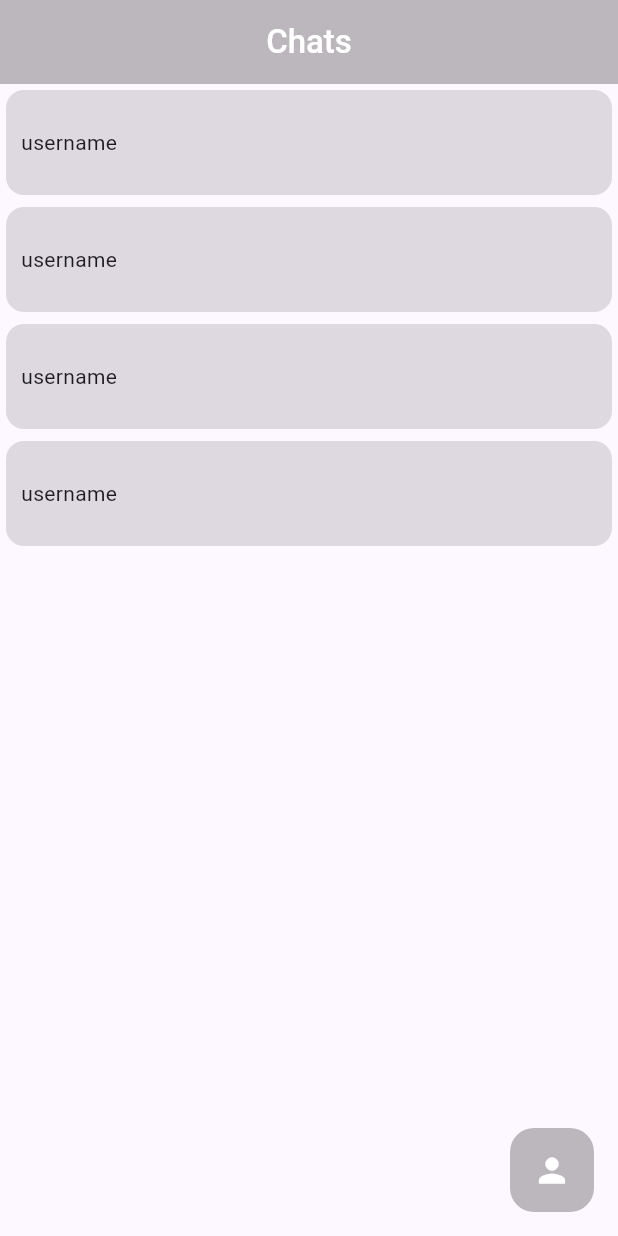
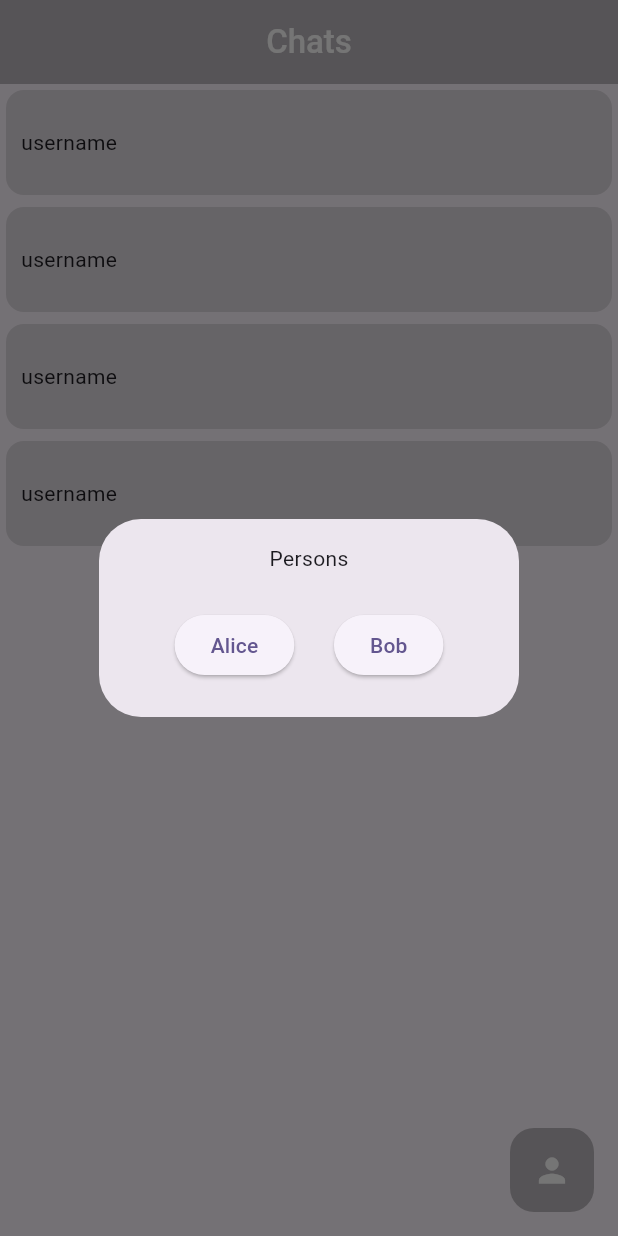
Before and after one commit to Matvey0808/flutter-realtime-chat, a Flutter app: the screen it shows after launch, after a tap on the "person" icon, on a phone screen of 412 x 824 dp. Run offline on Flutter 3.47's test engine with Material 3 defaults, Android fonts, the phone set to English and light mode, and no system bars.

Commit message:
add PersonAddDialog for selecting user

```diff
--- a/lib/src/features/home/presentation/pages/home_page.dart
+++ b/lib/src/features/home/presentation/pages/home_page.dart
@@ -1,5 +1,6 @@
 import 'package:flutter/material.dart';
 import 'package:flutter_realtime_chat/src/features/home/presentation/widgets/chat_card_widget.dart';
+import 'package:flutter_realtime_chat/src/features/home/presentation/widgets/person_add_dialog_widget.dart';
 
 class HomePage extends StatelessWidget {
   const HomePage({super.key});
@@ -31,7 +32,9 @@ class HomePage extends StatelessWidget {
         backgroundColor: Colors.black26,
         elevation: 0,
         highlightElevation: 0,
-        onPressed: () {},
+        onPressed: () {
+          showDialogPersonAdd(context);
+        },
         child: Icon(Icons.person, size: 26, color: Colors.white),
       ),
     );
--- /dev/null
+++ b/lib/src/features/home/presentation/widgets/person_add_dialog_widget.dart
@@ -0,0 +1,39 @@
+import 'package:flutter/material.dart';
+
+void showDialogPersonAdd(BuildContext context) {
+  showDialog(
+    context: context,
+    builder: (dialogContext) {
+      return PersonAddDialogWidget();
+    },
+  );
+}
+
+class PersonAddDialogWidget extends StatelessWidget {
+  const PersonAddDialogWidget({super.key});
+
+  @override
+  Widget build(BuildContext context) {
+    return AlertDialog(
+      content: Column(
+        mainAxisSize: MainAxisSize.min,
+        children: [Center(child: Text("Persons"))],
+      ),
+      actions: <Widget>[
+        Row(
+          mainAxisAlignment: MainAxisAlignment.spaceEvenly,
+          children: [
+            ElevatedButton(
+              onPressed: () => Navigator.pop(context),
+              child: Text("Alice"),
+            ),
+            ElevatedButton(
+              onPressed: () => Navigator.pop(context),
+              child: Text("Bob"),
+            ),
+          ],
+        ),
+      ],
+    );
+  }
+}
```
